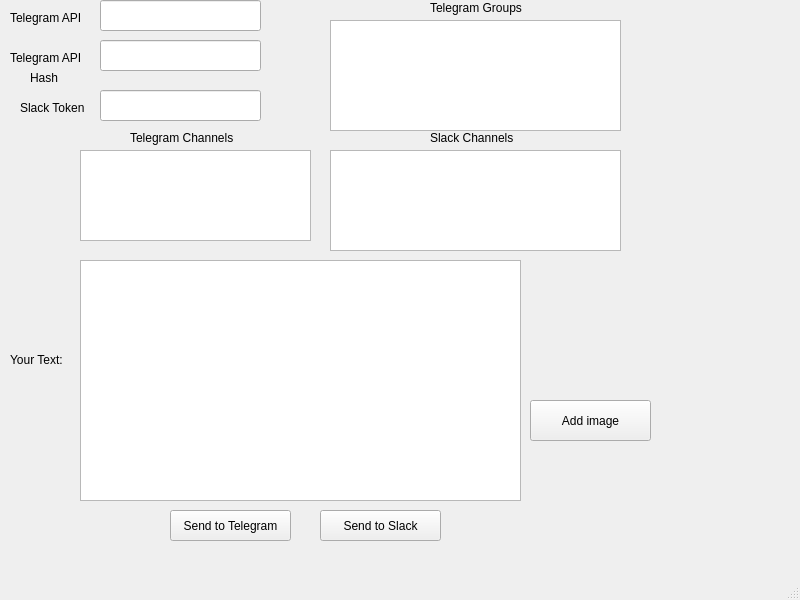
First picture: the form in ui_mainwindow.ui, repository OffchainLabs/Telegram-Slack-Bot, before the edit.
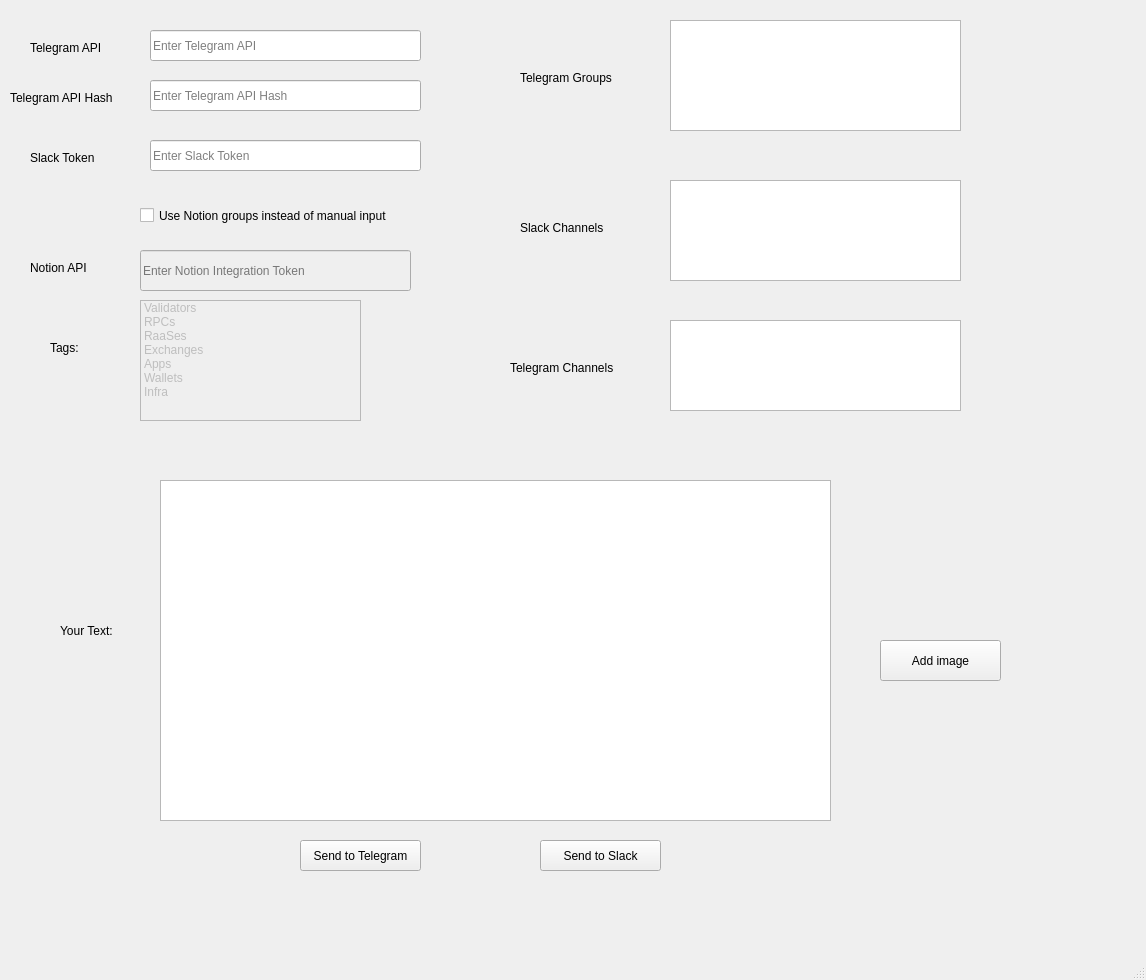
Second picture: the form after the edit.

Patch:
```diff
--- a/ui_mainwindow.ui
+++ b/ui_mainwindow.ui
@@ -2,12 +2,15 @@
 <ui version="4.0">
  <class>MainWindow</class>
  <widget class="QMainWindow" name="MainWindow">
+  <property name="enabled">
+   <bool>true</bool>
+  </property>
   <property name="geometry">
    <rect>
     <x>0</x>
     <y>0</y>
-    <width>800</width>
-    <height>600</height>
+    <width>1146</width>
+    <height>980</height>
    </rect>
   </property>
   <property name="windowTitle">
@@ -17,18 +20,18 @@
    <widget class="QPlainTextEdit" name="plainTextEdit">
     <property name="geometry">
      <rect>
-      <x>80</x>
-      <y>260</y>
-      <width>441</width>
-      <height>241</height>
+      <x>160</x>
+      <y>480</y>
+      <width>671</width>
+      <height>341</height>
      </rect>
     </property>
    </widget>
    <widget class="QPushButton" name="pushButton">
     <property name="geometry">
      <rect>
-      <x>170</x>
-      <y>510</y>
+      <x>300</x>
+      <y>840</y>
       <width>121</width>
       <height>31</height>
      </rect>
@@ -40,8 +43,8 @@
    <widget class="QPushButton" name="pushButton_2">
     <property name="geometry">
      <rect>
-      <x>320</x>
-      <y>510</y>
+      <x>540</x>
+      <y>840</y>
       <width>121</width>
       <height>31</height>
      </rect>
@@ -53,8 +56,8 @@
    <widget class="QPushButton" name="pushButton_3">
     <property name="geometry">
      <rect>
-      <x>530</x>
-      <y>400</y>
+      <x>880</x>
+      <y>640</y>
       <width>121</width>
       <height>41</height>
      </rect>
@@ -66,10 +69,10 @@
    <widget class="QLabel" name="label">
     <property name="geometry">
      <rect>
-      <x>10</x>
-      <y>350</y>
-      <width>61</width>
-      <height>20</height>
+      <x>60</x>
+      <y>610</y>
+      <width>81</width>
+      <height>41</height>
      </rect>
     </property>
     <property name="text">
@@ -79,48 +82,57 @@
    <widget class="QLineEdit" name="telegramApiIdInput">
     <property name="geometry">
      <rect>
-      <x>100</x>
-      <y>0</y>
-      <width>161</width>
+      <x>150</x>
+      <y>30</y>
+      <width>271</width>
       <height>31</height>
      </rect>
     </property>
     <property name="echoMode">
      <enum>QLineEdit::EchoMode::Password</enum>
     </property>
+    <property name="placeholderText">
+     <string>Enter Telegram API</string>
+    </property>
    </widget>
    <widget class="QLineEdit" name="telegramApiHashInput">
     <property name="geometry">
      <rect>
-      <x>100</x>
-      <y>40</y>
-      <width>161</width>
+      <x>150</x>
+      <y>80</y>
+      <width>271</width>
       <height>31</height>
      </rect>
     </property>
     <property name="echoMode">
      <enum>QLineEdit::EchoMode::Password</enum>
     </property>
+    <property name="placeholderText">
+     <string>Enter Telegram API Hash </string>
+    </property>
    </widget>
    <widget class="QLineEdit" name="slackBotTokenInput">
     <property name="geometry">
      <rect>
-      <x>100</x>
-      <y>90</y>
-      <width>161</width>
+      <x>150</x>
+      <y>140</y>
+      <width>271</width>
       <height>31</height>
      </rect>
     </property>
     <property name="echoMode">
      <enum>QLineEdit::EchoMode::Password</enum>
     </property>
+    <property name="placeholderText">
+     <string>Enter Slack Token</string>
+    </property>
    </widget>
    <widget class="QTextEdit" name="telegramChannelsInput">
     <property name="geometry">
      <rect>
-      <x>80</x>
-      <y>150</y>
-      <width>231</width>
+      <x>670</x>
+      <y>320</y>
+      <width>291</width>
       <height>91</height>
      </rect>
     </property>
@@ -128,7 +140,7 @@
    <widget class="QTextEdit" name="telegramGroupsInput">
     <property name="geometry">
      <rect>
-      <x>330</x>
+      <x>670</x>
       <y>20</y>
       <width>291</width>
       <height>111</height>
@@ -138,8 +150,8 @@
    <widget class="QTextEdit" name="slackChannelsInput">
     <property name="geometry">
      <rect>
-      <x>330</x>
-      <y>150</y>
+      <x>670</x>
+      <y>180</y>
       <width>291</width>
       <height>101</height>
      </rect>
@@ -148,8 +160,8 @@
    <widget class="QLabel" name="label_2">
     <property name="geometry">
      <rect>
-      <x>10</x>
-      <y>10</y>
+      <x>30</x>
+      <y>40</y>
       <width>81</width>
       <height>16</height>
      </rect>
@@ -162,33 +174,20 @@
     <property name="geometry">
      <rect>
       <x>10</x>
-      <y>50</y>
-      <width>81</width>
+      <y>90</y>
+      <width>131</width>
       <height>16</height>
      </rect>
     </property>
     <property name="text">
-     <string>Telegram API</string>
-    </property>
-   </widget>
-   <widget class="QLabel" name="label_4">
-    <property name="geometry">
-     <rect>
-      <x>30</x>
-      <y>70</y>
-      <width>31</width>
-      <height>16</height>
-     </rect>
-    </property>
-    <property name="text">
-     <string>Hash</string>
+     <string>Telegram API Hash</string>
     </property>
    </widget>
    <widget class="QLabel" name="label_5">
     <property name="geometry">
      <rect>
-      <x>20</x>
-      <y>100</y>
+      <x>30</x>
+      <y>150</y>
       <width>81</width>
       <height>16</height>
      </rect>
@@ -200,8 +199,8 @@
    <widget class="QLabel" name="label_6">
     <property name="geometry">
      <rect>
-      <x>130</x>
-      <y>130</y>
+      <x>510</x>
+      <y>360</y>
       <width>121</width>
       <height>16</height>
      </rect>
@@ -213,8 +212,8 @@
    <widget class="QLabel" name="label_7">
     <property name="geometry">
      <rect>
-      <x>430</x>
-      <y>130</y>
+      <x>520</x>
+      <y>220</y>
       <width>121</width>
       <height>16</height>
      </rect>
@@ -226,8 +225,8 @@
    <widget class="QLabel" name="label_8">
     <property name="geometry">
      <rect>
-      <x>430</x>
-      <y>0</y>
+      <x>520</x>
+      <y>70</y>
       <width>121</width>
       <height>16</height>
      </rect>
@@ -236,6 +235,115 @@
      <string>Telegram Groups</string>
     </property>
    </widget>
+   <widget class="QLineEdit" name="notionApiTokenInput">
+    <property name="enabled">
+     <bool>false</bool>
+    </property>
+    <property name="geometry">
+     <rect>
+      <x>140</x>
+      <y>250</y>
+      <width>271</width>
+      <height>41</height>
+     </rect>
+    </property>
+    <property name="echoMode">
+     <enum>QLineEdit::EchoMode::Password</enum>
+    </property>
+    <property name="placeholderText">
+     <string>Enter Notion Integration Token</string>
+    </property>
+   </widget>
+   <widget class="QLabel" name="label_9">
+    <property name="geometry">
+     <rect>
+      <x>30</x>
+      <y>260</y>
+      <width>81</width>
+      <height>16</height>
+     </rect>
+    </property>
+    <property name="text">
+     <string>Notion API</string>
+    </property>
+   </widget>
+   <widget class="QCheckBox" name="useNotionCheckbox">
+    <property name="geometry">
+     <rect>
+      <x>140</x>
+      <y>200</y>
+      <width>311</width>
+      <height>31</height>
+     </rect>
+    </property>
+    <property name="text">
+     <string>Use Notion groups instead of manual input</string>
+    </property>
+   </widget>
+   <widget class="QListWidget" name="notionTagSelector">
+    <property name="enabled">
+     <bool>false</bool>
+    </property>
+    <property name="geometry">
+     <rect>
+      <x>140</x>
+      <y>300</y>
+      <width>221</width>
+      <height>121</height>
+     </rect>
+    </property>
+    <property name="selectionMode">
+     <enum>QAbstractItemView::SelectionMode::MultiSelection</enum>
+    </property>
+    <item>
+     <property name="text">
+      <string>Validators</string>
+     </property>
+    </item>
+    <item>
+     <property name="text">
+      <string>RPCs</string>
+     </property>
+    </item>
+    <item>
+     <property name="text">
+      <string>RaaSes</string>
+     </property>
+    </item>
+    <item>
+     <property name="text">
+      <string>Exchanges</string>
+     </property>
+    </item>
+    <item>
+     <property name="text">
+      <string>Apps</string>
+     </property>
+    </item>
+    <item>
+     <property name="text">
+      <string>Wallets</string>
+     </property>
+    </item>
+    <item>
+     <property name="text">
+      <string>Infra</string>
+     </property>
+    </item>
+   </widget>
+   <widget class="QLabel" name="label_10">
+    <property name="geometry">
+     <rect>
+      <x>50</x>
+      <y>340</y>
+      <width>81</width>
+      <height>16</height>
+     </rect>
+    </property>
+    <property name="text">
+     <string>Tags:</string>
+    </property>
+   </widget>
   </widget>
   <widget class="QMenuBar" name="menubar">
    <property name="geometry">
```
Left out of the diff: 2 changed lines with no effect on the pictures.
